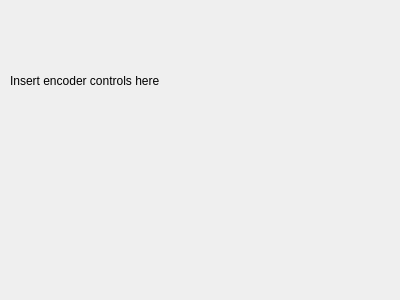
First picture: the form in codec-preview/codectabs/mpeg2manager.ui, repository pszopinski/codec-preview, before the edit.
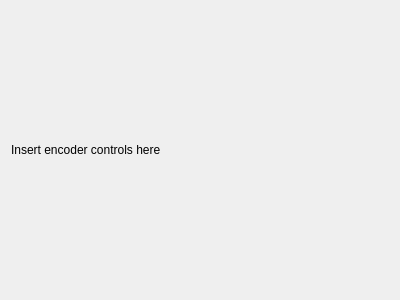
Second picture: the form after the edit.

Diff of the .ui file:
```diff
--- a/codec-preview/codectabs/mpeg2manager.ui
+++ b/codec-preview/codectabs/mpeg2manager.ui
@@ -13,19 +13,19 @@
   <property name="windowTitle">
    <string>Form</string>
   </property>
+  <layout class="QHBoxLayout" name="horizontalLayout_2">
+   <item>
+    <layout class="QHBoxLayout" name="horizontalLayout">
+     <item>
   <widget class="QLabel" name="label">
-   <property name="geometry">
-    <rect>
-     <x>10</x>
-     <y>10</y>
-     <width>381</width>
-     <height>141</height>
-    </rect>
-   </property>
    <property name="text">
     <string>Insert encoder controls here</string>
    </property>
   </widget>
+     </item>
+    </layout>
+   </item>
+  </layout>
  </widget>
  <resources/>
  <connections/>
```
Lines whose indentation alone changed are shown as unchanged.
